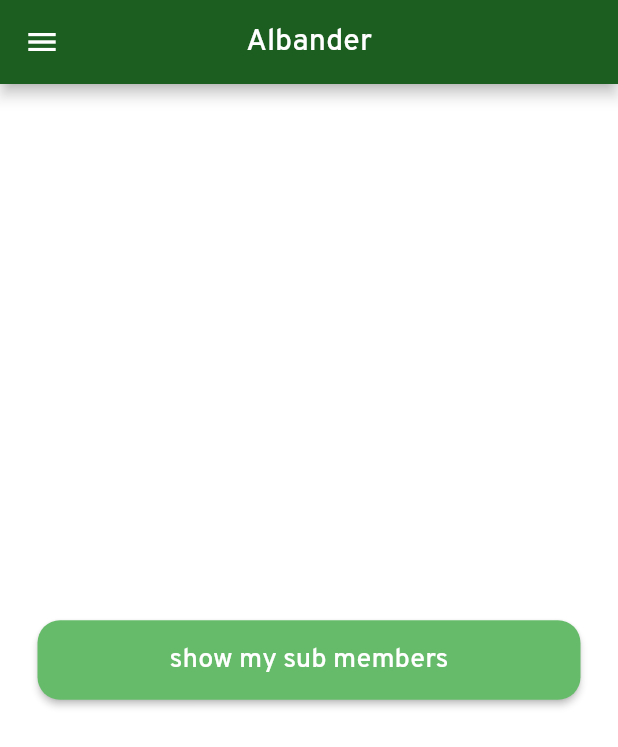
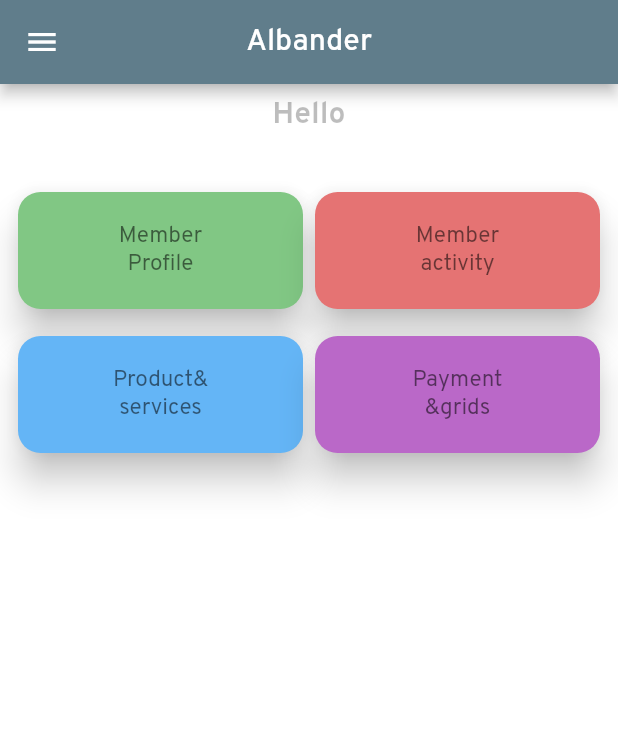
Before and after one commit to mayur-16/albandarProject, a Flutter app: the HomePage screen opened directly with empty values, on a phone screen of 412 x 824 dp. Shown: the top 747 px of the screen. Run offline on Flutter 3.47's test engine with Material 2 defaults, Android fonts, the phone set to English and light mode, and no system bars; our stand-ins replace fluttertoast, google_maps_flutter, location, shared_preferences; accounts and stored records are empty; network calls fail.

```diff
--- a/lib/home_page.dart
+++ b/lib/home_page.dart
@@ -1,3 +1,5 @@
+import 'package:albandar_project1/subpages/allservicespage.dart';
+import 'package:albandar_project1/subpages/memberprofile.dart';
 import 'package:flutter/material.dart';
 import 'package:albandar_project1/services/widgetservice.dart';
 
@@ -12,7 +14,7 @@ class HomePage extends StatefulWidget {
 
 class _HomePageState extends State<HomePage> {
   Map logindata = {};
-
+   TextStyle cardtextstyle= const TextStyle(fontSize: 15,color: Colors.black54);
 
   @override
   Widget build(BuildContext context) {
@@ -26,39 +28,121 @@ class _HomePageState extends State<HomePage> {
         child: MyDrawer(logindata: logindata),
       ),
       body: Padding(
-        padding: const EdgeInsets.all(25.0),
+        padding: const EdgeInsets.all(8.0),
         child: Column(
-          mainAxisAlignment: MainAxisAlignment.spaceEvenly,
-          crossAxisAlignment: CrossAxisAlignment.stretch,
           children: [
-
-            ElevatedButton(
-              style: ButtonStyle(
-                padding: MaterialStateProperty.all(const EdgeInsets.all(15)),
-                shape: MaterialStateProperty.all(RoundedRectangleBorder(borderRadius: BorderRadius.circular(15))),
-                  backgroundColor: MaterialStateProperty.all(Colors.green.shade400)),
-                onPressed: (){
-                  showDialog(context: context, builder: (_){
-                    return MycustomWidgets().showsubmemberDialogbox(logindata: logindata, context: context);
-                  });
-                },
-                child: const Text("show my sub members",style: TextStyle(fontSize: 18),)),
-
-          /*  ElevatedButton(
-                style: ButtonStyle(
-                    padding: MaterialStateProperty.all(const EdgeInsets.all(15)),
-                    shape: MaterialStateProperty.all(RoundedRectangleBorder(borderRadius: BorderRadius.circular(15))),
-                    backgroundColor: MaterialStateProperty.all(Colors.black87)),
-                onPressed: (){
-                Navigator.of(context).push(MaterialPageRoute(builder: (_)=>const PunchinOut()));
-                  },
-                child: const Text("Punch",style: TextStyle(fontSize: 18),)),*/
-
+            Text(
+              "Hello\n${logindata['firstname']}",
+              textAlign: TextAlign.center,
+              style: const TextStyle(
+                  fontSize: 20,
+                  fontWeight: FontWeight.bold,
+                  color: Colors.black26),
+            ),
+            const SizedBox(height: 10),
+            Row(
+              mainAxisAlignment: MainAxisAlignment.start,
+              children: [
+                Expanded(
+                  child: InkWell(
+                    onTap: () {
+                      Navigator.push(
+                          context,
+                          MaterialPageRoute(
+                              builder: (_) =>
+                                  MemberProfile(logindata: logindata)));
+                    },
+                    child: Hero(
+                      tag:"memprof",
+                      child: Card(
+                        elevation: 10,
+                        color: Colors.green.shade300,
+                        shape: RoundedRectangleBorder(
+                          borderRadius: BorderRadius.circular(15),
+                        ),
+                        child:  Padding(
+                          padding: const EdgeInsets.all(20),
+                          child: Text(
+                            "Member\nProfile",
+                            textAlign: TextAlign.center,
+                            style: cardtextstyle,
+                          ),
+                        ),
+                      ),
+                    ),
+                  ),
+                ),
+                Expanded(
+                  child: InkWell(
+                    onTap: () {},
+                    child: Card(
+                      elevation: 10,
+                      color: Colors.red.shade300,
+                      shape: RoundedRectangleBorder(
+                        borderRadius: BorderRadius.circular(15),
+                      ),
+                      child:  Padding(
+                        padding: const EdgeInsets.all(20),
+                        child: Text("Member\nactivity",
+                            textAlign: TextAlign.center,
+                        style: cardtextstyle,),
+                      ),
+                    ),
+                  ),
+                ),
+              ],
+            ),
+            const SizedBox(
+              height: 10,
+            ),
+            Row(
+              mainAxisAlignment: MainAxisAlignment.start,
+              children: [
+                Expanded(
+                  child: InkWell(
+                    onTap: () {
+                      Navigator.of(context).push(MaterialPageRoute(builder: (_)=>const AllServicesPage()));
+                    },
+                    child: Card(
+                      elevation: 10,
+                      color: Colors.blue.shade300,
+                      shape: RoundedRectangleBorder(
+                        borderRadius: BorderRadius.circular(15),
+                      ),
+                      child:  Padding(
+                        padding: const EdgeInsets.all(20),
+                        child: Text(
+                          "Product&\nservices",
+                          textAlign: TextAlign.center,
+                          style: cardtextstyle,
+                        ),
+                      ),
+                    ),
+                  ),
+                ),
+                Expanded(
+                  child: InkWell(
+                    onTap: () {},
+                    child: Card(
+                      elevation: 10,
+                      color: Colors.purple.shade300,
+                      shape: RoundedRectangleBorder(
+                        borderRadius: BorderRadius.circular(15),
+                      ),
+                      child:  Padding(
+                        padding: const EdgeInsets.all(20),
+                        child: Text("Payment\n&grids",
+                            textAlign: TextAlign.center,
+                          style: cardtextstyle),
+                      ),
+                    ),
+                  ),
+                ),
+              ],
+            )
           ],
         ),
       ),
     );
   }
-
-
 }
--- a/lib/login_page.dart
+++ b/lib/login_page.dart
@@ -90,7 +90,7 @@ class _LoginPageState extends State<LoginPage> {
 
 
               ElevatedButton(
-                style: ElevatedButton.styleFrom(primary: _loading?Colors.blueGrey:Colors.green),
+                style: ElevatedButton.styleFrom(primary: _loading?Colors.blueGrey:Colors.blue),
                   onPressed: (){
                     if(_formKey.currentState!.validate()){
 
--- a/lib/main.dart
+++ b/lib/main.dart
@@ -25,8 +25,8 @@ dovalidation() async {
     home: isLoggedIn? HomePage(logindata: logindetails,):const LoginPage(),
     theme: ThemeData(
       fontFamily: 'Overpass',
-      appBarTheme:  AppBarTheme(
-        color: Colors.green.shade900,
+      appBarTheme:  const AppBarTheme(
+        color: Colors.blueGrey,
       ),
     ),
     debugShowCheckedModeBanner: false,
--- a/lib/services/widgetservice.dart
+++ b/lib/services/widgetservice.dart
@@ -31,7 +31,7 @@ class MyDrawer extends StatelessWidget {
                     ),
                     CircleAvatar(
                       radius: 40,
-                      backgroundColor: Colors.grey.shade400,
+                      backgroundColor: Colors.grey.shade200,
                       child: const Icon(Icons.person, color: Colors.black45),
                     ),
                   ],
@@ -56,7 +56,7 @@ class MyDrawer extends StatelessWidget {
                 title: Text("${logindata['phoneno']}",
                     style: const TextStyle(color: Colors.black87))),
             ElevatedButton(
-              style: ElevatedButton.styleFrom(primary: Colors.blueGrey),
+              style: ElevatedButton.styleFrom(primary: Colors.blue.shade700),
                 onPressed: () async {
                   SharedPreferences sharedPreferences =
                   await SharedPreferences.getInstance();
```
Also changed, not shown: lib/podos/allservices.dart (added, +49 -0 lines), lib/services/apiservice.dart (+12 -0 lines), lib/subpages/allservicespage.dart (added, +67 -0 lines), lib/subpages/memberprofile.dart (added, +112 -0 lines).
